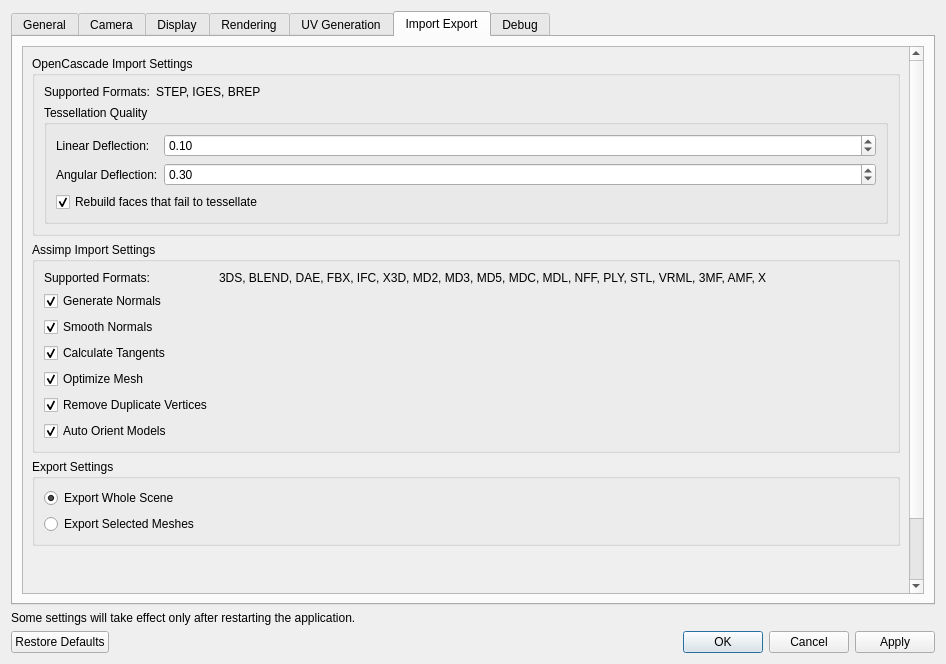
Qt form ui/SettingsDialog.ui (sharjith/ModelViewer-Qt) before a commit.
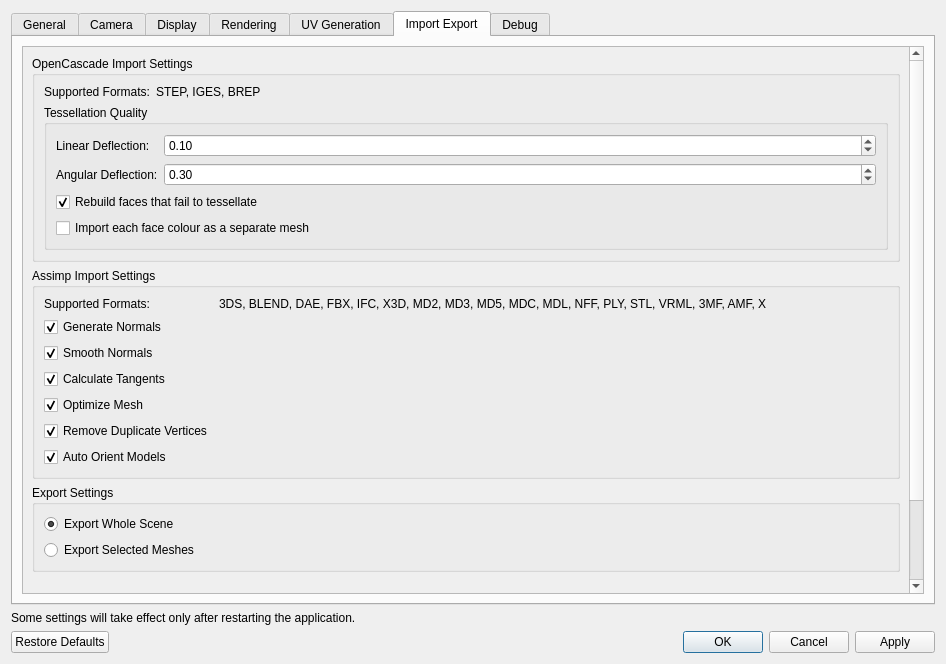
The same form after that commit. The open tabs and pages were chosen to show the change.

Commit message: STEP import: one mesh per part, keep sliver triangles, rebuild faces with holes

```diff
--- a/ui/SettingsDialog.ui
+++ b/ui/SettingsDialog.ui
@@ -1879,6 +1879,19 @@
                    </property>
                   </widget>
                  </item>
+                 <item row="3" column="0" colspan="2">
+                  <widget class="QCheckBox" name="keepColorGroupsSeparateCheckBox">
+                   <property name="toolTip">
+                    <string>A STEP/IGES part whose faces have different colours is normally imported as ONE mesh, the face colours stored as vertex colours - like other CAD viewers do. Turn this on to import one mesh per colour instead (each colour then has its own material, but a part is no longer a single closed solid).</string>
+                   </property>
+                   <property name="text">
+                    <string>Import each face colour as a separate mesh</string>
+                   </property>
+                   <property name="checked">
+                    <bool>false</bool>
+                   </property>
+                  </widget>
+                 </item>
                 </layout>
                </widget>
               </item>
```
The commit also changes 9 other files.
